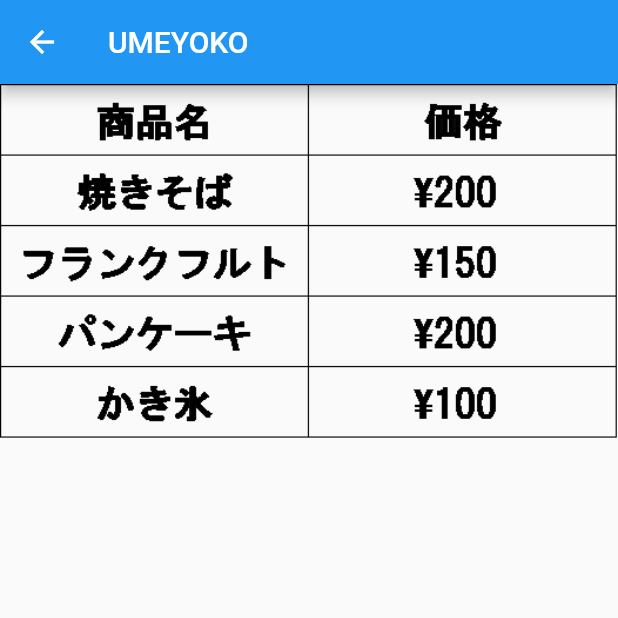
After one commit to FukukouSSJouhou/umenavi, a Flutter app: the UmeyokoPage screen opened directly, on a phone screen of 412 x 824 dp, the top half of it. The commit adds this screen. Run offline on Flutter 3.47's test engine with Material 2 defaults, Android fonts, the phone set to English and light mode, and no system bars.

Commit message:
added page

```diff
--- /dev/null
+++ b/lib/activities/umeyoko.dart
@@ -0,0 +1,21 @@
+import 'package:flutter/material.dart';
+class UmeyokoPage extends StatefulWidget{
+  _UmeyokoPageState createState()=>new _UmeyokoPageState();
+}
+class _UmeyokoPageState extends State<UmeyokoPage>{
+  @override
+  Widget build(BuildContext context){
+    return new Scaffold(
+      appBar: new AppBar(
+        title:Text("UMEYOKO")
+      ),
+      body:ListView(
+        children:[
+          InkWell(
+            child:Image.asset("images/others/umeyoko_value.png")
+          )
+        ]
+      )
+    );
+  }
+}
--- a/lib/main.dart
+++ b/lib/main.dart
@@ -1,6 +1,7 @@
 import 'package:flutter/material.dart';
 import "activities/schoolmap.dart";
 import "activities/stage_show.dart";
+import "activities/umeyoko.dart";
 void main() {
   runApp(MyApp());
 }
```
Also changed, not shown: images/others/umeyoko_value.png (renamed from images/others/ウメ横 値段.png).
